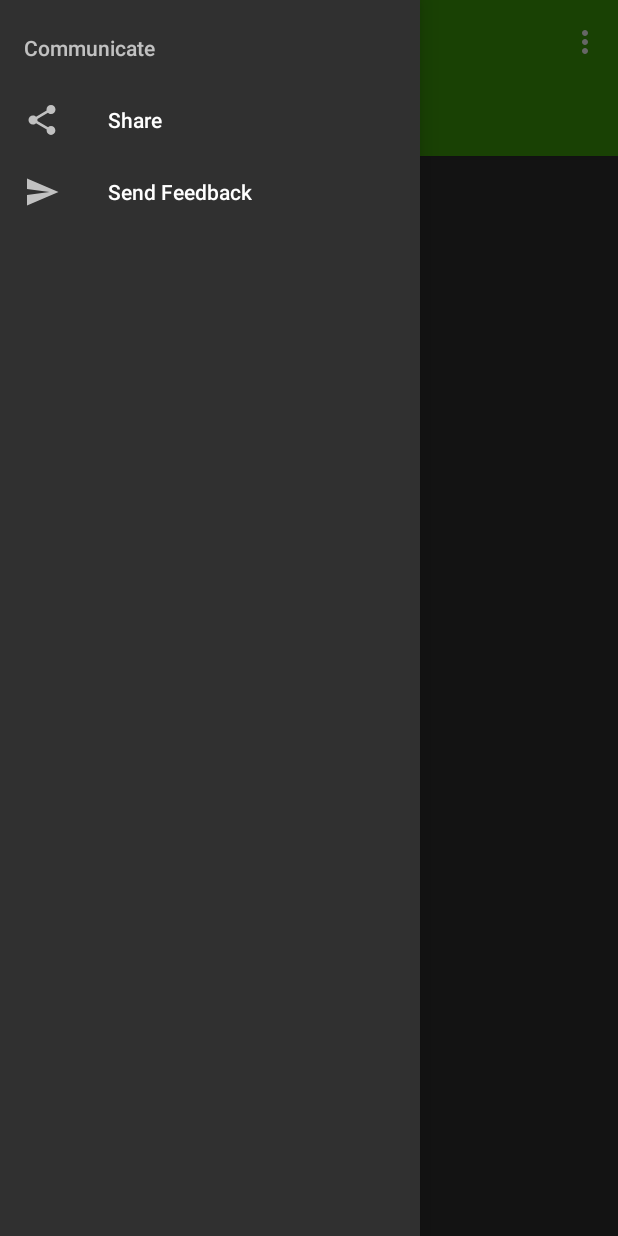
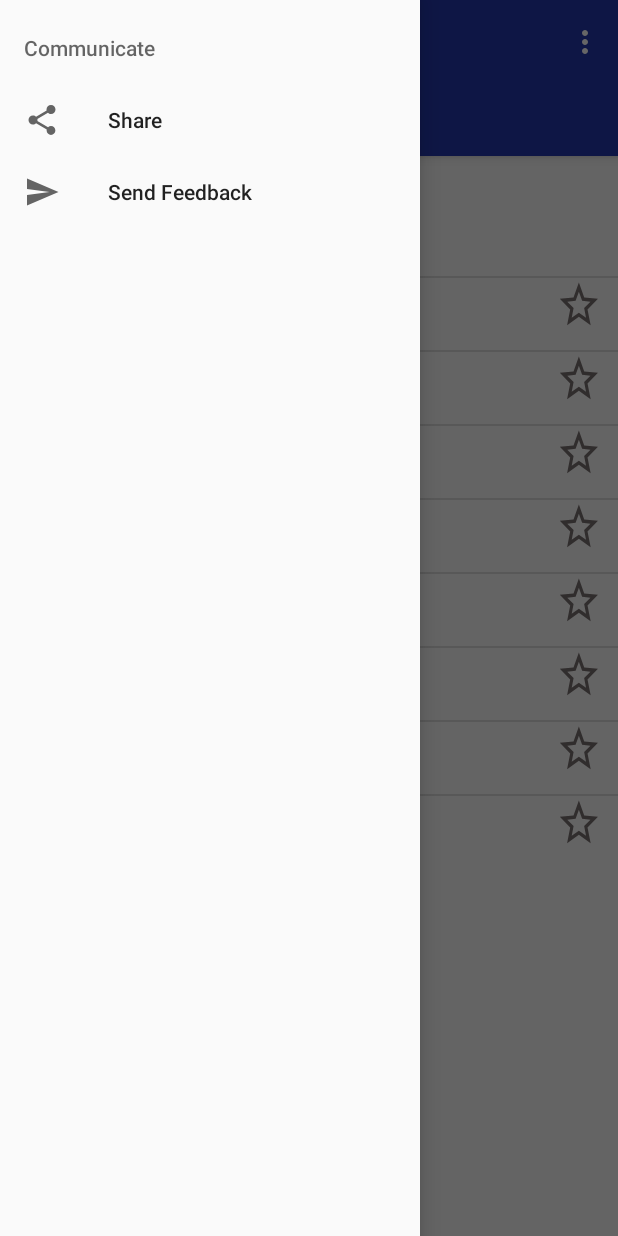
Before and after one commit to hirenj0009/converter, an Android app: the screen it shows after launch (MainActivity), with the side drawer open, on a phone screen of 412 x 824 dp. Run offline under Robolectric (Android 15) with nearby library versions, the light colour scheme and no system bars.

Commit message:
Changed app color to bule. minor twicks to expandlist.

```diff
--- a/app/src/main/AndroidManifest.xml
+++ b/app/src/main/AndroidManifest.xml
@@ -10,11 +10,11 @@
         android:label="@string/app_name"
         android:roundIcon="@mipmap/ic_launcher_round"
         android:supportsRtl="true"
-        android:theme="@style/AppThemeDark">
+        android:theme="@style/AppThemeLight">
         <activity
             android:name=".activities.MainActivity"
             android:label="@string/app_name"
-            android:theme="@style/AppThemeDark.NoActionBar">
+            android:theme="@style/AppThemeLight.NoActionBar">
             <intent-filter>
                 <action android:name="android.intent.action.MAIN" />
 
--- a/app/src/main/java/com/hirenj/convertor/activities/SettingsActivity.java
+++ b/app/src/main/java/com/hirenj/convertor/activities/SettingsActivity.java
@@ -71,7 +71,7 @@ public class SettingsActivity extends AppCompatActivity {
 
     }
 
-    public void changeTheme(View view){
+    /*public void changeTheme(View view){
         themeSwitch = (Switch) findViewById(R.id.themeSwitch);
 
         if(themeSwitch.isChecked()){
@@ -79,5 +79,5 @@ public class SettingsActivity extends AppCompatActivity {
             recreate();
             getApplication().setTheme(R.style.AppThemeLight);
         }
-    }
+    }*/
 }
--- a/app/src/main/java/com/hirenj/convertor/fragement/CommonFinFragment.java
+++ b/app/src/main/java/com/hirenj/convertor/fragement/CommonFinFragment.java
@@ -112,6 +112,10 @@ public class CommonFinFragment extends Fragment {
         prepareListData("Converters");
         ExpandableListAdapter expListAdapter = new ExpandableListAdapter(this.getContext(), listDataHeader, listDataChild,mParam1);
         converterCategoryExpandableList.setAdapter(expListAdapter);
+        if(favourites.size() < 5){
+            converterCategoryExpandableList.expandGroup(0);
+        }
+
 
 
         converterCategoryExpandableList.setOnChildClickListener(new ExpandableListView.OnChildClickListener()
--- a/app/src/main/java/com/hirenj/convertor/fragement/CommonFragment.java
+++ b/app/src/main/java/com/hirenj/convertor/fragement/CommonFragment.java
@@ -106,7 +106,9 @@ public class CommonFragment extends Fragment {
         prepareListData("Converters");
         ExpandableListAdapter expListAdapter = new ExpandableListAdapter(this.getContext(), listDataHeader, listDataChild,mParam1);
         converterCategoryExpandableList.setAdapter(expListAdapter);
-
+        if(favourites.size() < 5){
+            converterCategoryExpandableList.expandGroup(0);
+        }
 
         converterCategoryExpandableList.setOnChildClickListener(new ExpandableListView.OnChildClickListener()
         {
--- a/app/src/main/res/values/colors.xml
+++ b/app/src/main/res/values/colors.xml
@@ -1,8 +1,8 @@
 <?xml version="1.0" encoding="utf-8"?>
 <resources>
-    --<color name="colorPrimary">#3fa20a</color>
-    <color name="colorPrimaryDark">#066b0e</color>
-    <color name="colorAccent">#066b0e</color>
+    --<color name="colorPrimary">#2436ae</color>
+    <color name="colorPrimaryDark">#06176b</color>
+    <color name="colorAccent">#73736f</color>
     <!--<color name="colorPrimary">#101010</color>
     <color name="colorPrimaryDark">#000000</color>-->
 
```
Also changed, not shown: app/src/main/res/layout/activity_settings.xml (+8 -4 lines), app/src/main/java/com/hirenj/convertor/activities/CommonConverterActivity.java (line endings or trailing spaces).
